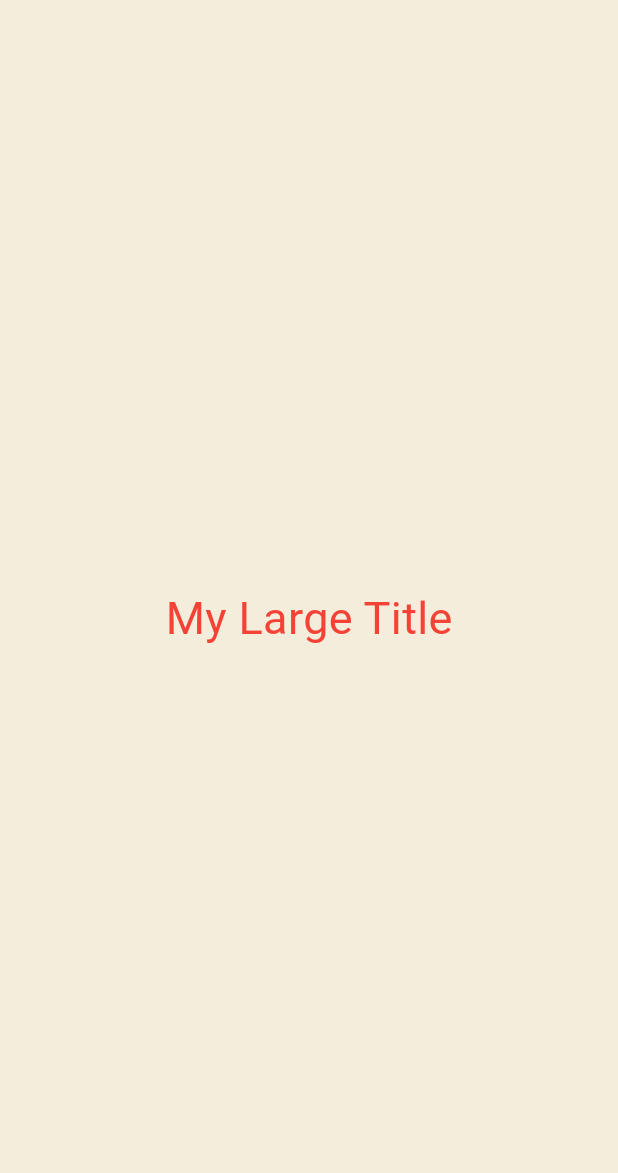
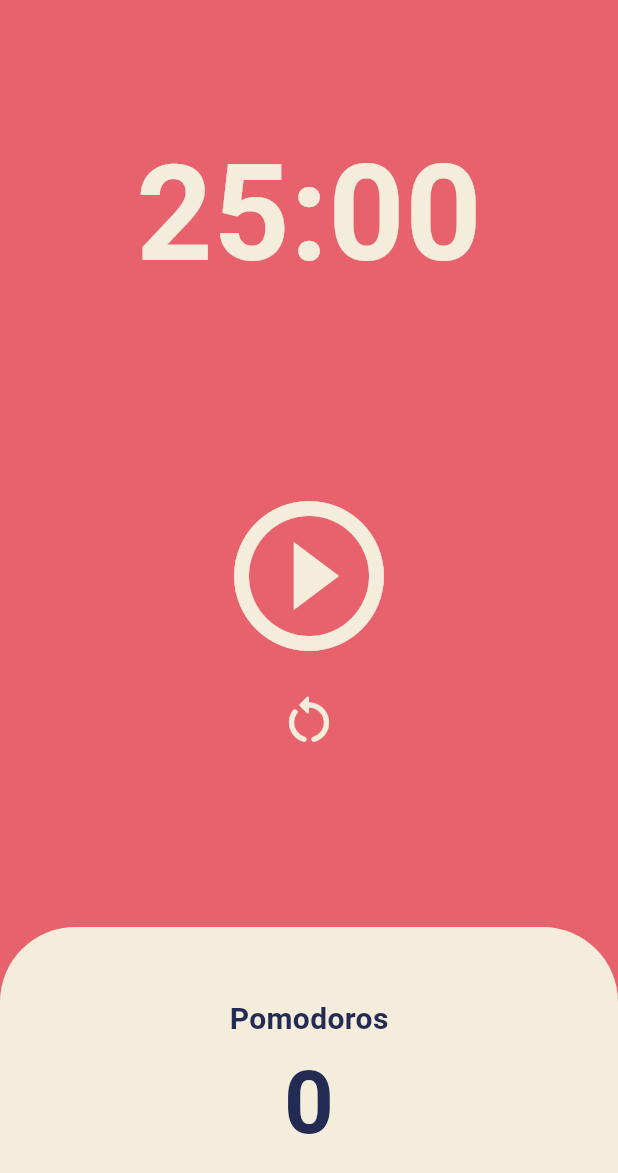
Before and after one commit to Emocloud/flutter-study, a Flutter app: the screen it shows after launch, on a phone screen of 412 x 824 dp. Shown: the top 1173 px of the screen. Run offline on Flutter 3.47's test engine with Material 3 defaults, Android fonts, the phone set to English and light mode, and no system bars; our stand-ins replace device_preview.

Commit message:
pomodoros code challenge

```diff
--- a/lib/main.dart
+++ b/lib/main.dart
@@ -1,5 +1,6 @@
 import 'package:flutter/material.dart';
 import 'package:device_preview/device_preview.dart';
+import 'package:myapp/screens/home_screen.dart';
 
 void main() => runApp(
       DevicePreview(
@@ -8,62 +9,23 @@ void main() => runApp(
       ),
     );
 
-class App extends StatefulWidget {
+class App extends StatelessWidget {
   const App({super.key});
-
-  @override
-  State<App> createState() => _AppState();
-}
-
-class _AppState extends State<App> {
   @override
   Widget build(BuildContext context) {
     return MaterialApp(
       theme: ThemeData(
-        textTheme: TextTheme(
-          titleLarge: TextStyle(
-            color: Colors.red,
+        colorScheme: ColorScheme.fromSwatch(
+          backgroundColor: const Color(0xFFE7626C),
+        ),
+        textTheme: const TextTheme(
+          displayLarge: TextStyle(
+            color: Color(0xFF232B55),
           ),
         ),
+        cardColor: const Color(0xFFF4EDDB),
       ),
-      home: Scaffold(
-        backgroundColor: Color(0xFFF4EDDB),
-        body: Center(
-          child: Column(
-            mainAxisAlignment: MainAxisAlignment.center,
-            children: [
-              MyLargeTitle(),
-            ],
-          ),
-        ),
-      ),
+      home: HomeScreen(),
     );
   }
 }
-
-class MyLargeTitle extends StatefulWidget {
-  const MyLargeTitle({
-    super.key,
-  });
-
-  @override
-  State<MyLargeTitle> createState() => _MyLargeTitleState();
-}
-
-class _MyLargeTitleState extends State<MyLargeTitle> {
-  @override
-  void initState() {
-    super.initState();
-  }
-
-  @override
-  Widget build(BuildContext context) {
-    return Text(
-      'My Large Title',
-      style: TextStyle(
-        fontSize: 30,
-        color: Theme.of(context).textTheme.titleLarge?.color,
-      ),
-    );
-  }
-}
--- /dev/null
+++ b/lib/screens/home_screen.dart
@@ -0,0 +1,152 @@
+import 'dart:async';
+
+import 'package:flutter/material.dart';
+
+class HomeScreen extends StatefulWidget {
+  const HomeScreen({super.key});
+
+  @override
+  State<HomeScreen> createState() => _HomeScreenState();
+}
+
+class _HomeScreenState extends State<HomeScreen> {
+  static const twentyFiveMinutes = 1500;
+  int totalSeconds = twentyFiveMinutes;
+  bool isRunning = false;
+  int totalPomodoros = 0;
+  late Timer timer;
+
+  void onTick(Timer timer) {
+    if (totalSeconds == 0) {
+      setState(() {
+        totalPomodoros += 1;
+        isRunning = false;
+        totalSeconds = twentyFiveMinutes;
+      });
+      timer.cancel();
+    } else {
+      setState(() {
+        totalSeconds -= 1;
+      });
+    }
+  }
+
+  void onStartPressed() {
+    timer = Timer.periodic(
+      Duration(seconds: 1),
+      onTick,
+    );
+    setState(() {
+      isRunning = true;
+    });
+  }
+
+  void onPausePressed() {
+    timer.cancel();
+    setState(() {
+      isRunning = false;
+    });
+  }
+
+  void onRestartPressed() {
+    setState(() {
+      totalSeconds = twentyFiveMinutes;
+      onPausePressed();
+    });
+  }
+
+  String format(int seconds) {
+    var duration = Duration(seconds: seconds);
+    return duration.toString().split(".").first.substring(2, 7);
+  }
+
+  @override
+  Widget build(BuildContext context) {
+    return Scaffold(
+      backgroundColor: Theme.of(context).colorScheme.background,
+      body: Column(
+        children: [
+          Flexible(
+            flex: 1,
+            child: Container(
+              alignment: Alignment.bottomCenter,
+              child: Text(
+                format(totalSeconds),
+                style: TextStyle(
+                    color: Theme.of(context).cardColor,
+                    fontSize: 89,
+                    fontWeight: FontWeight.w600),
+              ),
+            ),
+          ),
+          Flexible(
+            flex: 2,
+            child: Center(
+              child: Column(
+                mainAxisAlignment: MainAxisAlignment.center,
+                children: [
+                  IconButton(
+                    iconSize: 120,
+                    color: Theme.of(context).cardColor,
+                    onPressed: isRunning ? onPausePressed : onStartPressed,
+                    icon: Icon(isRunning
+                        ? Icons.pause_circle_outline
+                        : Icons.play_circle_outline),
+                  ),
+                  IconButton(
+                    iconSize: 40,
+                    color: Theme.of(context).cardColor,
+                    onPressed: onRestartPressed,
+                    icon: Icon(Icons.restart_alt_rounded),
+                  ),
+                ],
+              ),
+            ),
+          ),
+          Flexible(
+            flex: 1,
+            child: Row(
+              children: [
+                Expanded(
+                  child: Container(
+                    decoration: BoxDecoration(
+                        color: Theme.of(context).cardColor,
+                        borderRadius: BorderRadius.only(
+                          topLeft: Radius.circular(50),
+                          topRight: Radius.circular(50),
+                        )),
+                    child: Column(
+                      mainAxisAlignment: MainAxisAlignment.center,
+                      children: [
+                        Text(
+                          'Pomodoros',
+                          style: TextStyle(
+                              fontSize: 20,
+                              fontWeight: FontWeight.w600,
+                              color: Theme.of(context)
+                                  .textTheme
+                                  .displayLarge!
+                                  .color),
+                        ),
+                        Text(
+                          '$totalPomodoros',
+                          style: TextStyle(
+                              fontSize: 58,
+                              fontWeight: FontWeight.w600,
+                              color: Theme.of(context)
+                                  .textTheme
+                                  .displayLarge!
+                                  .color),
+                        ),
+                      ],
+                    ),
+                  ),
+                ),
+              ],
+            ),
+          )
+        ],
+      ),
+    );
+  }
+}
```
